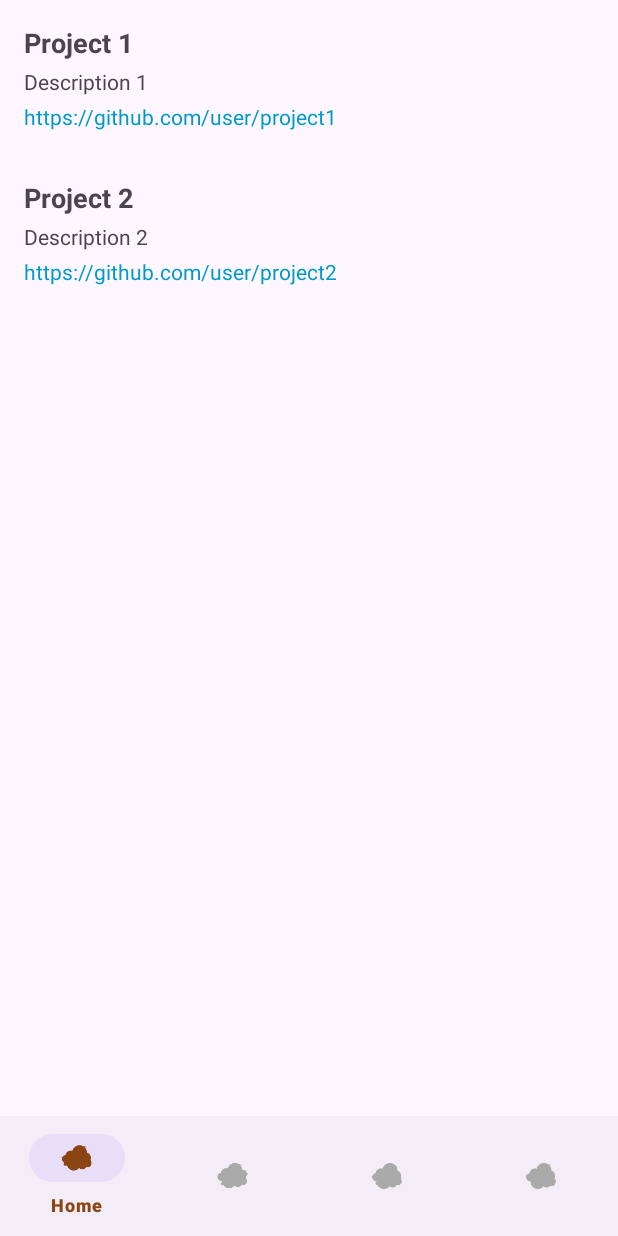
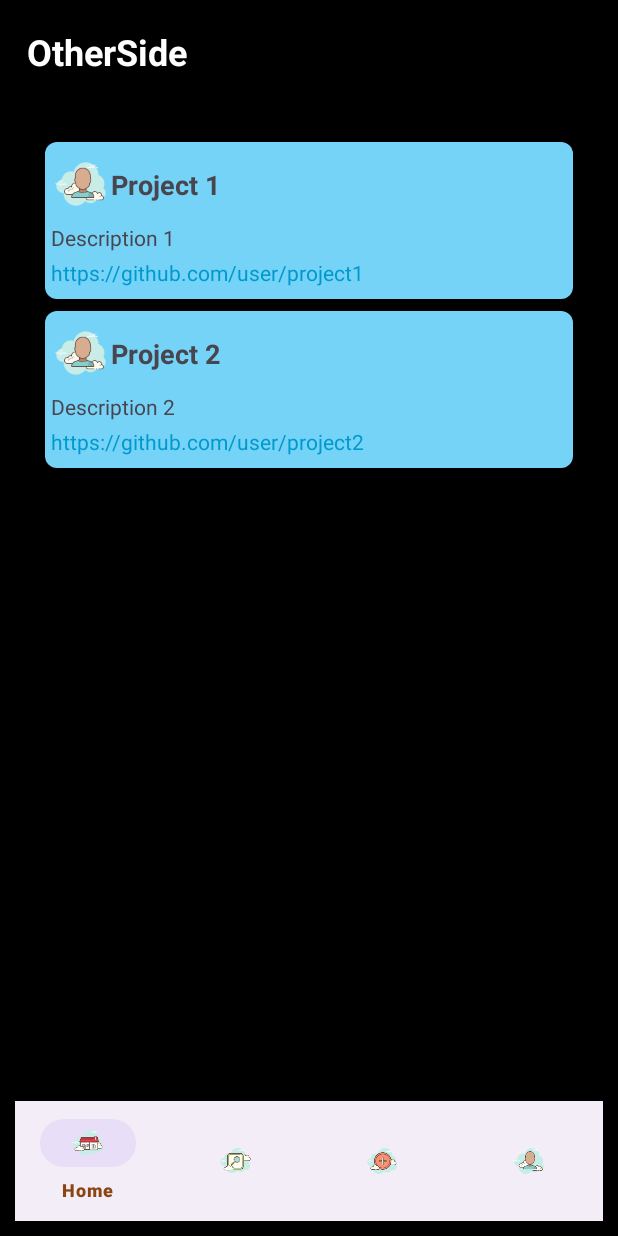
Before and after one commit to imufiii/OtherSide, an Android app: the screen it shows after launch (MainActivity), on a phone screen of 412 x 824 dp. Run offline under Robolectric (Android 15) with nearby library versions, the phone set to English and light mode, and no system bars.

Commit message:
added colour for home screen and some icons

```diff
--- a/app/src/main/java/mufeed/example/otherside/AddActivity.kt
+++ b/app/src/main/java/mufeed/example/otherside/AddActivity.kt
@@ -16,6 +16,7 @@ class AddActivity : AppCompatActivity() {
 
     private fun setupBottomNavigation() {
         val bottomNavigationView = findViewById<BottomNavigationView>(R.id.bottom_navigation)
+        bottomNavigationView.setItemIconTintList(null)
         bottomNavigationView.setOnItemSelectedListener { item ->
             when (item.itemId) {
                 R.id.nav_home -> {
--- a/app/src/main/java/mufeed/example/otherside/HomeActivity.kt
+++ /dev/null
@@ -1,11 +0,0 @@
-package mufeed.example.otherside
-
-import androidx.appcompat.app.AppCompatActivity
-import android.os.Bundle
-
-class HomeActivity : AppCompatActivity() {
-    override fun onCreate(savedInstanceState: Bundle?) {
-        super.onCreate(savedInstanceState)
-        setContentView(R.layout.activity_home)
-    }
-}
--- a/app/src/main/java/mufeed/example/otherside/MainActivity.kt
+++ b/app/src/main/java/mufeed/example/otherside/MainActivity.kt
@@ -41,6 +41,7 @@ class MainActivity : AppCompatActivity(), ProjectAdapter.OnItemClickListener {
     }
     private fun setupBottomNavigation() {
         val bottomNavigationView = findViewById<BottomNavigationView>(R.id.bottom_navigation)
+        bottomNavigationView.setItemIconTintList(null)
         bottomNavigationView.setOnItemSelectedListener { item ->
             when (item.itemId) {
                 R.id.nav_home -> {
--- a/app/src/main/java/mufeed/example/otherside/ProfileActivity.kt
+++ b/app/src/main/java/mufeed/example/otherside/ProfileActivity.kt
@@ -16,6 +16,7 @@ class ProfileActivity : AppCompatActivity() {
 
     private fun setupBottomNavigation() {
         val bottomNavigationView = findViewById<BottomNavigationView>(R.id.bottom_navigation)
+        bottomNavigationView.setItemIconTintList(null)
         bottomNavigationView.setOnItemSelectedListener { item ->
             when (item.itemId) {
                 R.id.nav_home -> {
--- a/app/src/main/java/mufeed/example/otherside/ProjectAdapter.kt
+++ b/app/src/main/java/mufeed/example/otherside/ProjectAdapter.kt
@@ -30,6 +30,8 @@ class ProjectAdapter(private val projectList: List<Project>, private val listene
             binding.projectDescription.text = project.description
             binding.projectGithubLink.text = project.githubLink
 
+//          loadProfilePicture(binding.profilePicture, project.profilePictureUrl)
+
             binding.root.setOnClickListener {
                 listener.onItemClick(project)
             }
--- a/app/src/main/java/mufeed/example/otherside/SearchActivity.kt
+++ b/app/src/main/java/mufeed/example/otherside/SearchActivity.kt
@@ -16,6 +16,7 @@ class SearchActivity : AppCompatActivity() {
 
     private fun setupBottomNavigation() {
         val bottomNavigationView = findViewById<BottomNavigationView>(R.id.bottom_navigation)
+        bottomNavigationView.setItemIconTintList(null)
         bottomNavigationView.setOnItemSelectedListener { item ->
             when (item.itemId) {
                 R.id.nav_home -> {
--- /dev/null
+++ b/app/src/main/res/drawable/background_project_item.xml
@@ -0,0 +1,14 @@
+<?xml version="1.0" encoding="utf-8"?>
+<selector xmlns:android="http://schemas.android.com/apk/res/android">
+    <item>
+        <shape xmlns:android="http://schemas.android.com/apk/res/android">
+            <solid android:color="@color/lightBlue" />
+            <corners android:radius="8dp" />
+            <padding
+                android:bottom="8dp"
+                android:left="4dp"
+                android:right="4dp"
+                android:top="8dp" />
+        </shape>
+    </item>
+</selector>
--- a/app/src/main/res/layout/activity_main.xml
+++ b/app/src/main/res/layout/activity_main.xml
@@ -2,26 +2,39 @@
 <RelativeLayout xmlns:android="http://schemas.android.com/apk/res/android"
     xmlns:app="http://schemas.android.com/apk/res-auto"
     android:layout_width="match_parent"
-    android:layout_height="match_parent">
+    android:layout_height="wrap_content"
+    android:background="@color/black"
+    android:padding="10dp">
 
-    <FrameLayout
-        android:id="@+id/fragment_container"
-        android:layout_width="match_parent"
-        android:layout_height="match_parent"
-        android:layout_above="@id/bottom_navigation" />
+    <TextView
+        android:id="@+id/projectTitle"
+        android:layout_width="wrap_content"
+        android:layout_height="wrap_content"
+        android:textStyle="bold"
+        android:textSize="24sp"
+        android:textColor="@android:color/white"
+        android:text="OtherSide"
+        android:layout_alignParentTop="true"
+        android:layout_alignParentStart="true"
+        android:padding="8dp" />
+
 
     <androidx.recyclerview.widget.RecyclerView
         android:id="@+id/recyclerView"
         android:layout_width="match_parent"
-        android:layout_height="match_parent"
-        android:layout_above="@id/bottom_navigation" />
+        android:layout_height="wrap_content"
+        android:layout_below="@id/projectTitle"
+        android:layout_marginTop="16dp"
+        android:padding="16dp"
+        android:clipToPadding="false" />
+
 
     <com.google.android.material.bottomnavigation.BottomNavigationView
         android:id="@+id/bottom_navigation"
         android:layout_width="match_parent"
         android:layout_height="wrap_content"
         android:layout_alignParentBottom="true"
-        app:itemIconTint="@color/bottom_nav_item_color"
+        app:itemIconTint="@null"
         app:itemTextColor="@color/bottom_nav_item_color"
         app:menu="@menu/bottom_navigation_menu" />
 </RelativeLayout>
--- a/app/src/main/res/layout/item_project.xml
+++ b/app/src/main/res/layout/item_project.xml
@@ -3,27 +3,47 @@
     android:layout_width="match_parent"
     android:layout_height="wrap_content"
     android:orientation="vertical"
-    android:padding="16dp"
-    android:background="?android:attr/selectableItemBackground">
+
+    android:layout_margin="4dp"
+
+    android:background="@drawable/background_project_item">
+
+    <LinearLayout
+        android:layout_width="match_parent"
+        android:layout_height="wrap_content"
+        android:orientation="horizontal"
+        android:paddingBottom="2dp">
+    <ImageView
+        android:id="@+id/profilePicture"
+        android:layout_width="40dp"
+        android:layout_height="40dp"
+        android:contentDescription="Profile Picture"
+        android:scaleType="centerCrop"
+        android:src="@drawable/icons8_customer_100" />
+
 
     <TextView
         android:id="@+id/projectName"
         android:layout_width="match_parent"
         android:layout_height="wrap_content"
         android:textStyle="bold"
-        android:textSize="18sp"/>
+        android:textSize="18sp"
+        android:layout_marginTop="8dp" />
+    </LinearLayout>
+
 
     <TextView
         android:id="@+id/projectDescription"
         android:layout_width="match_parent"
         android:layout_height="wrap_content"
-        android:layout_marginTop="4dp"/>
+        android:layout_marginTop="4dp" />
+
 
     <TextView
         android:id="@+id/projectGithubLink"
         android:layout_width="match_parent"
         android:layout_height="wrap_content"
         android:textColor="@android:color/holo_blue_dark"
-        android:layout_marginTop="4dp"/>
+        android:layout_marginTop="4dp" />
 
 </LinearLayout>
--- a/app/src/main/res/values/colors.xml
+++ b/app/src/main/res/values/colors.xml
@@ -1,7 +1,9 @@
 <?xml version="1.0" encoding="utf-8"?>
 <resources>
+    <color name="black">#FF000000</color>
     <color name="white">#FFFFFFFF</color>
     <color name="brown">#8B4513</color>
+    <color name="lightBlue">#75D3F8</color>
     <color name="bottom_nav_icon_selected">#FF0000</color>
     <color name="bottom_nav_icon_unselected">#000000</color>
 
```
